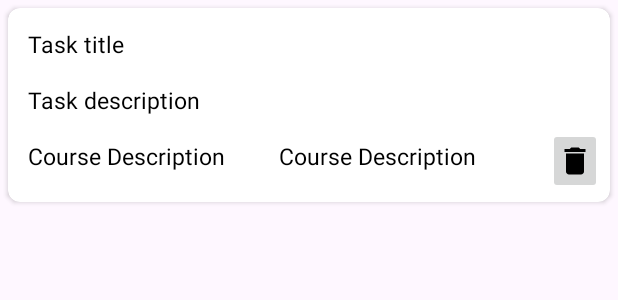
After one commit to vastgalaxyspace/task-manager, an Android app: the layout taskview_layout.xml on its own in the app's theme, with its tools: preview values and no code run, on a phone screen of 412 x 824 dp. The commit adds this screen. Shown: the top 300 px of the screen. Run offline under Robolectric (Android 15) with nearby library versions, the phone set to English and light mode, and no system bars.

Commit message:
added view

```diff
--- a/app/src/main/java/com/example/taskmanager/TaskForm.java
+++ b/app/src/main/java/com/example/taskmanager/TaskForm.java
@@ -2,6 +2,7 @@ package com.example.taskmanager;
 
 import android.app.DatePickerDialog;
 import android.app.TimePickerDialog;
+import android.content.Intent;
 import android.os.Bundle;
 import android.util.Log;
 import android.view.View;
@@ -134,6 +135,10 @@ public class TaskForm extends AppCompatActivity {
             try {
                 roomDatabase.taskDao().inserttask(task);
                 runOnUiThread(() -> Toast.makeText(TaskForm.this, "Task saved successfully", Toast.LENGTH_SHORT).show());
+                Intent intent=new Intent(TaskForm.this,MainActivity.class);
+                startActivity(intent);
+                finish();
+
             } catch (Exception e) {
                 e.printStackTrace();
                 runOnUiThread(() -> Toast.makeText(TaskForm.this, "Failed to save task", Toast.LENGTH_SHORT).show());
--- a/app/src/main/java/com/example/taskmanager/model/TaskRespositry.java
+++ b/app/src/main/java/com/example/taskmanager/model/TaskRespositry.java
@@ -36,7 +36,7 @@ public class TaskRespositry {
         });
     }
 
-    public LiveData<List<TaskEntity>> getallnots(){
+    public LiveData<List<TaskEntity>> getalltask(){
         return liveData;
     }
 
--- a/app/src/main/java/com/example/taskmanager/model/TaskViewModel.java
+++ b/app/src/main/java/com/example/taskmanager/model/TaskViewModel.java
@@ -16,7 +16,7 @@ public class TaskViewModel extends AndroidViewModel {
     public TaskViewModel(@NonNull Application application) {
         super(application);
         taskRespositry=new TaskRespositry(application);
-        task=taskRespositry.getallnots();
+        task=taskRespositry.getalltask();
     }
     public void inserttask(TaskEntity entity){
         taskRespositry.inserttask(entity);
@@ -31,7 +31,7 @@ public class TaskViewModel extends AndroidViewModel {
         taskRespositry.deletealltask();
     }
 
-    LiveData<List<TaskEntity>> getalltask(){
+    public LiveData<List<TaskEntity>> getalltask(){
         return task;
     }
 }
--- /dev/null
+++ b/app/src/main/res/drawable/baseline_delete_24.xml
@@ -0,0 +1,5 @@
+<vector xmlns:android="http://schemas.android.com/apk/res/android" android:height="24dp" android:tint="#000000" android:viewportHeight="24" android:viewportWidth="24" android:width="24dp">
+
+    <path android:fillColor="@android:color/white" android:pathData="M6,19c0,1.1 0.9,2 2,2h8c1.1,0 2,-0.9 2,-2V7H6v12zM19,4h-3.5l-1,-1h-5l-1,1H5v2h14V4z"/>
+
+</vector>
--- a/app/src/main/res/layout/activity_main.xml
+++ b/app/src/main/res/layout/activity_main.xml
@@ -23,12 +23,13 @@
     <androidx.recyclerview.widget.RecyclerView
         android:layout_width="409dp"
         android:layout_height="665dp"
+        android:id="@+id/recyclerView"
         app:layout_constraintBottom_toBottomOf="parent"
         app:layout_constraintEnd_toEndOf="parent"
         app:layout_constraintHorizontal_bias="0.0"
         app:layout_constraintStart_toStartOf="parent"
         app:layout_constraintTop_toBottomOf="@+id/my_toolbar"
-        app:layout_constraintVertical_bias="1.0" />
+        app:layout_constraintVertical_bias="0.0" />
 
     <com.google.android.material.floatingactionbutton.FloatingActionButton
         android:id="@+id/add_task"
--- /dev/null
+++ b/app/src/main/res/layout/taskview_layout.xml
@@ -0,0 +1,75 @@
+<?xml version="1.0" encoding="utf-8"?>
+<androidx.cardview.widget.CardView
+    xmlns:android="http://schemas.android.com/apk/res/android"
+    xmlns:app="http://schemas.android.com/apk/res-auto"
+    android:layout_width="match_parent"
+    android:layout_height="wrap_content"
+    android:layout_margin="5dp"
+    android:elevation="8dp"
+    app:cardCornerRadius="8dp">
+
+    <LinearLayout
+        android:id="@+id/idLLCourse"
+        android:layout_width="match_parent"
+        android:layout_height="wrap_content"
+        android:layout_margin="5dp"
+        android:orientation="vertical">
+
+        <!--text view for our course name-->
+        <TextView
+            android:id="@+id/idTVCourseName"
+            android:layout_width="match_parent"
+            android:layout_height="wrap_content"
+            android:padding="8dp"
+            android:text="Task title"
+            android:textColor="@color/black"
+            android:textSize="15sp" />
+
+        <!--text view for our course duration-->
+        <TextView
+            android:id="@+id/idTVCourseDuration"
+            android:layout_width="match_parent"
+            android:layout_height="wrap_content"
+            android:padding="8dp"
+            android:text="Task description"
+            android:textColor="@color/black"
+            android:textSize="15sp" />
+
+        <!--text view for our course description-->
+        <LinearLayout
+            android:layout_width="wrap_content"
+            android:layout_height="wrap_content"
+            android:orientation="horizontal">
+
+
+            <TextView
+                android:id="@+id/iddate"
+                android:layout_width="match_parent"
+                android:layout_height="wrap_content"
+                android:padding="8dp"
+                android:text="Course Description"
+                android:textColor="@color/black"
+                android:textSize="15sp" />
+            <TextView
+                android:id="@+id/time"
+                android:layout_width="match_parent"
+                android:layout_height="wrap_content"
+                android:padding="8dp"
+                android:layout_marginLeft="20dp"
+                android:text="Course Description"
+                android:textColor="@color/black"
+                android:textSize="15sp" />
+
+            <ImageButton
+                android:id="@+id/imageButton"
+                android:layout_width="match_parent"
+                android:layout_height="wrap_content"
+                android:layout_marginLeft="40dp"
+                app:srcCompat="@drawable/baseline_delete_24" />
+
+        </LinearLayout>
+
+
+    </LinearLayout>
+
+</androidx.cardview.widget.CardView>
```
Also changed, not shown: app/src/main/java/com/example/taskmanager/MainActivity.java (+36 -2 lines), app/src/main/java/com/example/taskmanager/Taskadaptar.java (added, +101 -0 lines).
